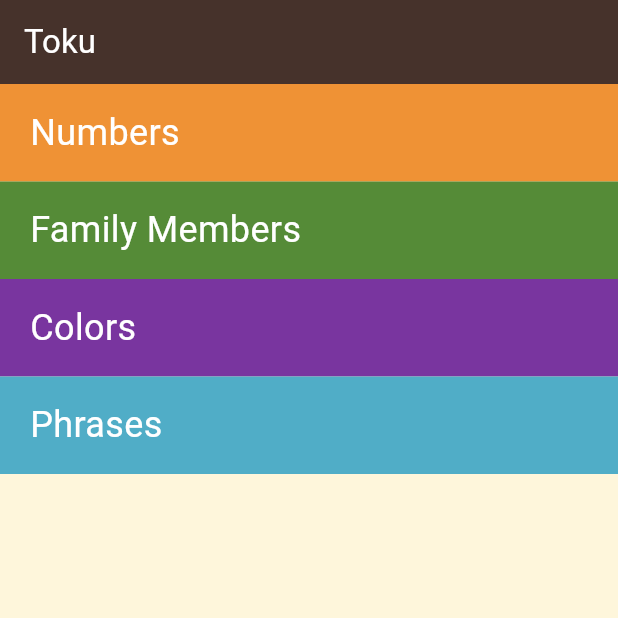
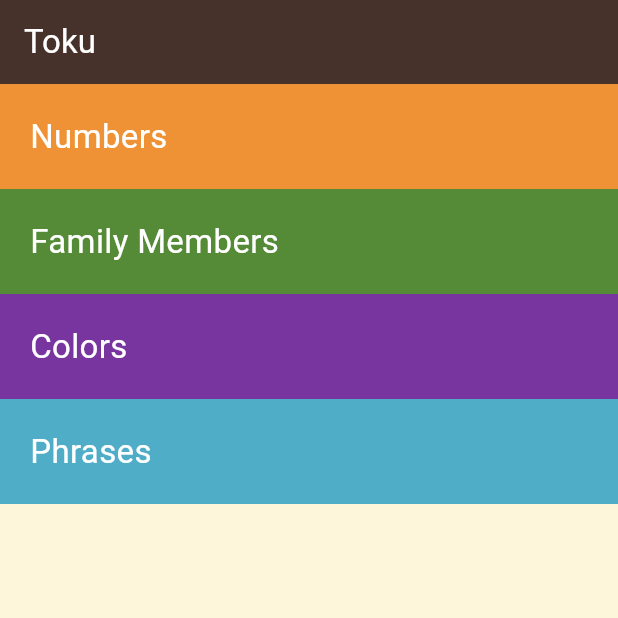
Before and after one commit to YoussefSalah8/language_learning_toku, a Flutter app: the screen it shows after launch, on a phone screen of 412 x 824 dp, the top half of it. Run offline on Flutter 3.47's test engine with Material 3 defaults, Android fonts, the phone set to English and light mode, and no system bars.

Commit message:
refactor home page

```diff
--- a/lib/main.dart
+++ b/lib/main.dart
@@ -1,4 +1,6 @@
 import 'package:flutter/material.dart';
+import 'package:language_learning_toku/screens/home_page.dart';
+
 
 void main(){
   runApp(TokuApp());
@@ -11,51 +13,7 @@ class TokuApp extends StatelessWidget {
   Widget build(BuildContext context) {
     return MaterialApp(
       debugShowCheckedModeBanner: false,
-      home: Scaffold(
-        backgroundColor: Color(0xffFEF6DB),
-        appBar: AppBar(
-          title: Text('Toku', style: TextStyle(color:Colors.white),),
-          backgroundColor: Color(0xff46322B),
-        ),
-        body: Column(
-          children: [
-            Container(
-              alignment: Alignment.centerLeft,
-              padding: EdgeInsets.only(left: 20),
-              height: 65,
-              width: double.infinity,
-              color: Color(0xffEF9235),
-              child: Text('Numbers', style: TextStyle(color: Colors.white, fontSize: 24),),
-            ),
-            Container(
-              alignment: Alignment.centerLeft,
-              padding: EdgeInsets.only(left: 20),
-              height: 65,
-              width: double.infinity,
-              color: Color(0xff558B37),
-              child: Text('Family Members', style: TextStyle(color: Colors.white, fontSize: 24),),
-            ),
-            Container(
-              alignment: Alignment.centerLeft,
-              padding: EdgeInsets.only(left: 20),
-              height: 65,
-              width: double.infinity,
-              color: Color(0xff79359F),
-              child: Text('Colors', style: TextStyle(color: Colors.white, fontSize: 24),),
-            ),
-            Container(
-              alignment: Alignment.centerLeft,
-              padding: EdgeInsets.only(left: 20),
-              height: 65,
-              width: double.infinity,
-              color: Color(0xff50ADC7),
-              child: Text('Phrases', style: TextStyle(color: Colors.white, fontSize: 24),),
-            )
-          ],
-        ),
-
-
-      ),
+      home: HomePage(),
     );
   }
 }
--- /dev/null
+++ b/lib/screens/home_page.dart
@@ -0,0 +1,55 @@
+import 'package:flutter/material.dart';
+
+class HomePage extends StatelessWidget {
+  const HomePage({super.key});
+
+  @override
+  Widget build(BuildContext context) {
+    return  Scaffold(
+      backgroundColor: Color(0xffFEF6DB),
+      appBar: AppBar(
+        title: Text('Toku', style: TextStyle(color:Colors.white),),
+        backgroundColor: Color(0xff46322B),
+      ),
+      body: Column(
+        children: [
+
+          Category(
+            color: Color(0xffEF9235),
+            text: 'Numbers',
+          ),
+          Category(
+            color: Color(0xff558B37),
+            text: 'Family Members',
+          ),
+          Category(
+            color: Color(0xff79359F),
+            text: 'Colors',
+          ),
+          Category(
+            color: Color(0xff50ADC7),
+            text: 'Phrases',
+          ),
+        ],
+      ),
+    );
+  }
+}
+
+class Category extends StatelessWidget {
+   Category({this.color, this.text});
+   String? text;
+   Color? color;
+
+  @override
+  Widget build(BuildContext context) {
+    return Container(
+      alignment: Alignment.centerLeft,
+      padding: EdgeInsets.only(left: 20),
+      height: 70,
+      width: double.infinity,
+      color: color,
+      child: Text(text!, style: TextStyle(color: Colors.white, fontSize: 22),),
+    );
+  }
+}
```
